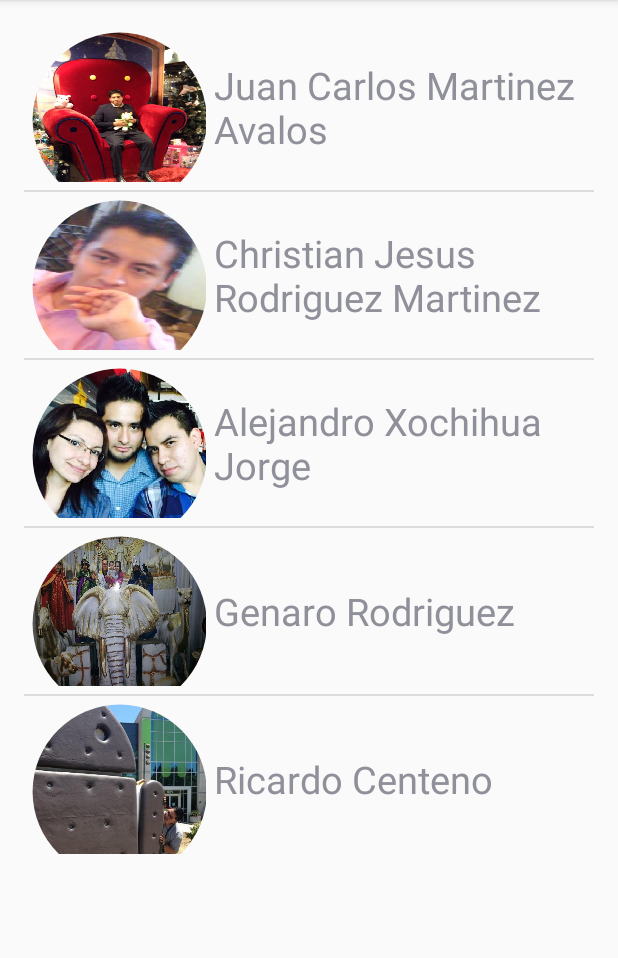
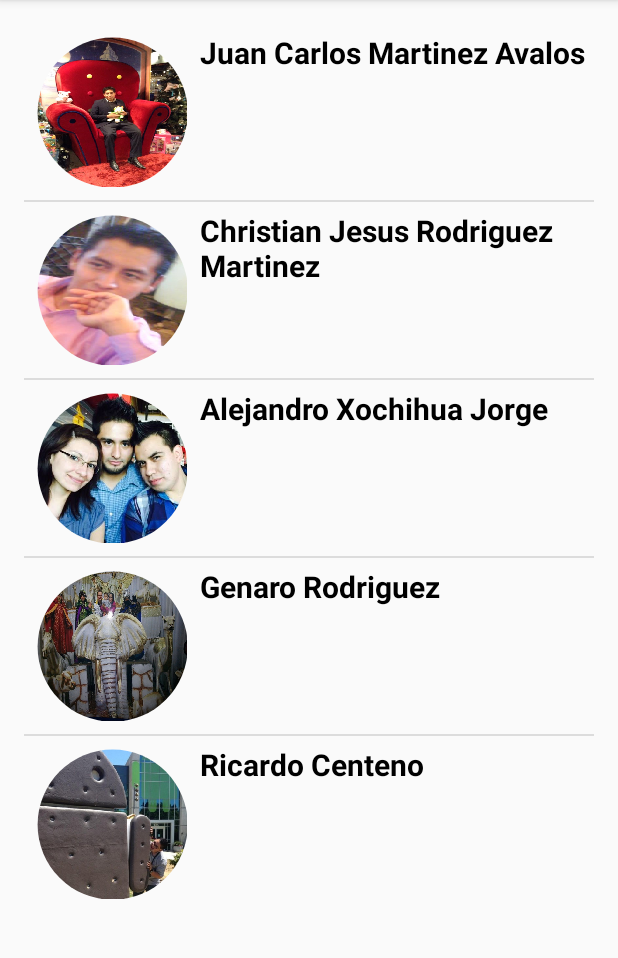
Before and after one commit to rickstart/AgendaMobileStudio-Android, an Android app: the screen it shows after launch (MainActivity), on a phone screen of 412 x 824 dp, the part 84-1042 px from its top. Run offline under Robolectric (Android 15) with nearby library versions, the phone set to English and light mode, and no system bars.

Commit message:
Layouts OK

```diff
--- a/app/src/main/AndroidManifest.xml
+++ b/app/src/main/AndroidManifest.xml
@@ -1,6 +1,8 @@
 <?xml version="1.0" encoding="utf-8"?>
 <manifest xmlns:android="http://schemas.android.com/apk/res/android"
     package="com.mobintum.agendamobile" >
+    <uses-permission android:name="android.permission.CALL_PHONE" />
+
 
     <application
         android:allowBackup="true"
--- a/app/src/main/res/layout/item_list_contact.xml
+++ b/app/src/main/res/layout/item_list_contact.xml
@@ -1,34 +1,40 @@
 <?xml version="1.0" encoding="utf-8"?>
-<LinearLayout xmlns:android="http://schemas.android.com/apk/res/android"
-    android:orientation="horizontal" android:layout_width="match_parent"
-    android:layout_height="match_parent">
+<RelativeLayout xmlns:android="http://schemas.android.com/apk/res/android"
+    android:layout_width="fill_parent"
+    android:layout_height="wrap_content"
 
-    <com.mobintum.agendamobile.RoundedImageView
-        android:id="@+id/imgPic"
-        android:layout_width="match_parent"
-        android:layout_height="@dimen/thumb_image"
-        android:layout_weight="2"
-        android:layout_gravity="center"
-        android:scaleType="fitXY"
-        android:src="@mipmap/ic_launcher"
-        android:layout_margin="@dimen/margin_xsmall"
+    android:orientation="horizontal"
+    android:padding="5dip" >
+
+    <!--  ListRow Left sied Thumbnail image -->
+    <LinearLayout android:id="@+id/thumbnail"
+        android:layout_width="wrap_content"
+        android:layout_height="wrap_content"
+        android:padding="3dip"
+        android:layout_alignParentLeft="true"
+
+        android:layout_marginRight="5dip">
+
+        <com.mobintum.agendamobile.RoundedImageView
+            android:id="@+id/imgPic"
+            android:layout_width="100dip"
+            android:layout_height="100dip"
+            android:src="@mipmap/ic_launcher"/>
+
+    </LinearLayout>
+
+    <TextView
+        android:id="@+id/textName"
+        android:layout_width="wrap_content"
+        android:layout_height="wrap_content"
+
+        android:layout_toRightOf="@+id/thumbnail"
+        android:text="Rihanna Love the way lie"
+        android:textColor="@android:color/black"
+        android:typeface="sans"
+        android:textSize="@dimen/font_small"
+        android:textStyle="bold"/>
 
 
-       />
-    <LinearLayout
-        android:layout_width="match_parent"
-        android:layout_height="wrap_content"
-        android:layout_gravity="center"
-        android:layout_weight="1"
-        android:orientation="vertical">
-        <TextView
-            android:id="@+id/textName"
-            android:layout_width="match_parent"
-            android:layout_height="wrap_content"
-            android:text="@string/hello_world"
-            android:textSize="@dimen/font_medium"/>
 
-
-        </LinearLayout>
-
-</LinearLayout>
+</RelativeLayout>
--- a/app/src/main/res/values/dimens.xml
+++ b/app/src/main/res/values/dimens.xml
@@ -7,4 +7,5 @@
     <dimen name="margin_xsmall">5dp</dimen>
     <dimen name="thumb_image">100dp</dimen>
     <dimen name="padding_medium">30dp</dimen>
+    <dimen name="font_small">20dp</dimen>
 </resources>
```
Also changed, not shown: app/src/main/java/com/mobintum/agendamobile/ContactDetailActivity.java (+58 -1 lines), app/src/main/res/layout/activity_contact_detail.xml (+22 -13 lines).
